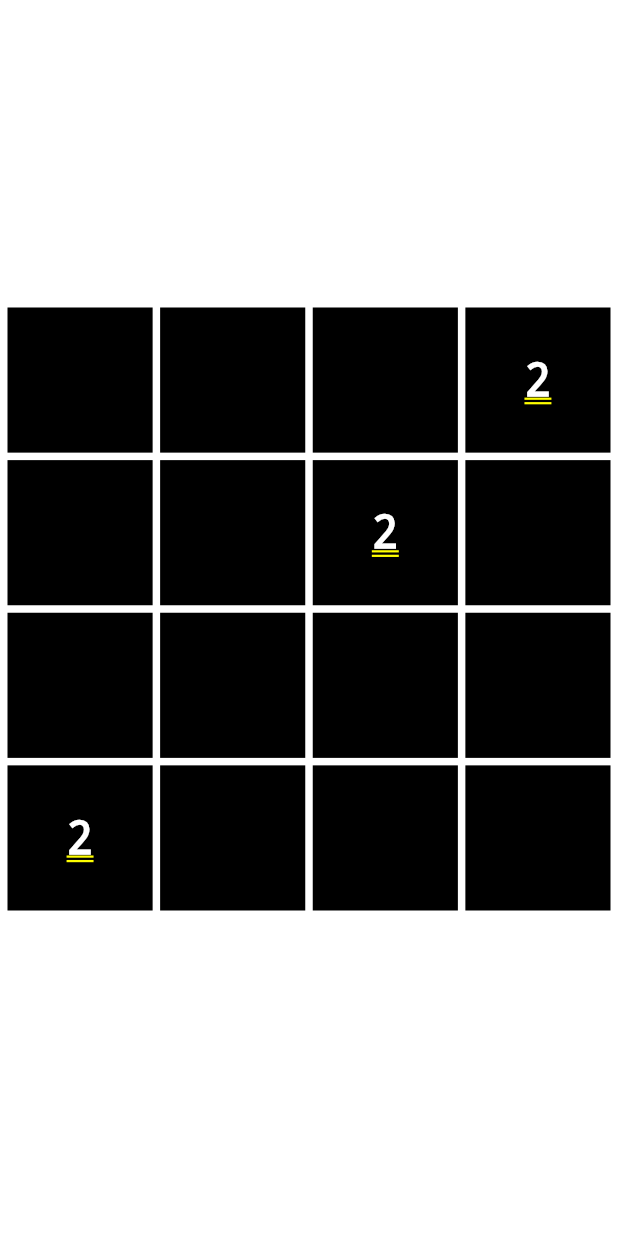
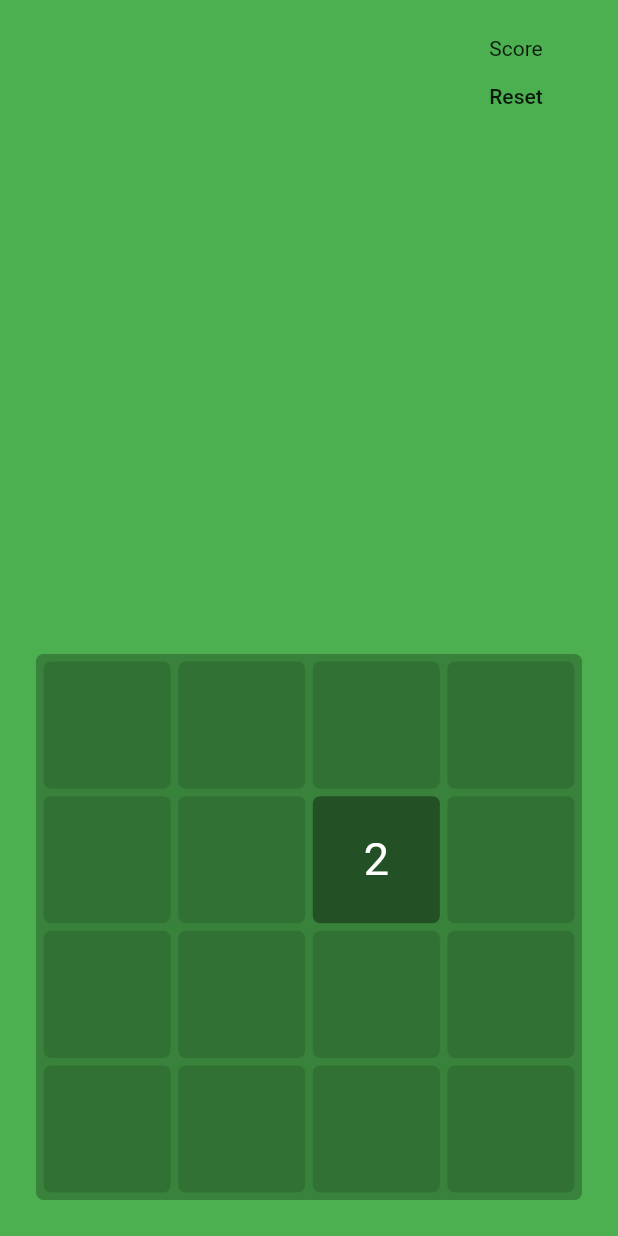
Before and after one commit to tranlinh265/game_2048, a Flutter app: the screen it shows after launch, on a phone screen of 412 x 824 dp. Run offline on Flutter 3.47's test engine with Material 2 defaults, Android fonts, the phone set to English and light mode, and no system bars; our stand-ins replace bloc, equatable, flutter_bloc.

Commit message:
change home layout

```diff
--- a/lib/bloc/flick_bloc.dart
+++ b/lib/bloc/flick_bloc.dart
@@ -4,17 +4,11 @@ import 'package:game_2048/game_data.dart';
 import './bloc.dart';
 
 class FlickBloc extends Bloc<FlickEvent, GameState> {
-  List<List<int>> _data = [
-    [0, 0, 0, 2],
-    [0, 0, 2, 0],
-    [0, 0, 0, 0],
-    [2, 0, 0, 0]
-  ];
 
   GameData _gameData = new GameData();
 
   @override
-  GameState get initialState => ReadyState(data: _data);
+  GameState get initialState => ReadyState(data: _gameData.randomNewList());
 
   @override
   Stream<GameState> mapEventToState(
--- a/lib/game.dart
+++ b/lib/game.dart
@@ -7,37 +7,60 @@ class GameScreen extends StatelessWidget {
 
   @override
   Widget build(BuildContext context) {
-    double _width = MediaQuery.of(context).size.width;
+    double _width = MediaQuery.of(context).size.width - 48;
 
-    return Column(
+    return Container(
+      margin: EdgeInsets.all(24.0),
+      child: Column(
+        mainAxisAlignment: MainAxisAlignment.end,
+        mainAxisSize: MainAxisSize.max,
         children: <Widget>[
-        Container(
-          height: 200,
+          Row(
+            mainAxisAlignment: MainAxisAlignment.end,
+            mainAxisSize: MainAxisSize.max,
+            children: <Widget>[
+              Expanded(
+                child: Container(),
               ),
-        Center(
-          child: Container(
-              padding: EdgeInsets.all(0),
-              width: _width,
-              height: _width,
-              color: Colors.white,
+              Column(children: <Widget>[
+                Text("Score"),
+                FlatButton(
+                  onPressed: () {},
+                  child: Text("Reset"),
+                )
+              ])
+            ],
+          ),
+          Expanded(
             child: GestureDetector(
               onHorizontalDragEnd: (DragEndDetails details) {
-                if (details.velocity.pixelsPerSecond.dx > 0) {
+                if (details.primaryVelocity > 0) {
                   print("left to right");
                   BlocProvider.of<FlickBloc>(context).add(FlickLeftToRight());
-                } else if (details.velocity.pixelsPerSecond.dx < 0) {
+                } else if (details.primaryVelocity < 0) {
                   print("right to left");
                   BlocProvider.of<FlickBloc>(context).add(FlickRightToLeft());
                 }
-              }, onVerticalDragEnd: (details) {
-                if (details.velocity.pixelsPerSecond.dy > 0) {
+              },
+              onVerticalDragEnd: (details) {
+                if (details.primaryVelocity > 0) {
                   print("top to btm");
                   BlocProvider.of<FlickBloc>(context).add(FlickTopToBottm());
-                } else if (details.velocity.pixelsPerSecond.dy < 0) {
+                } else if (details.primaryVelocity < 0) {
                   print("btm to top");
                   BlocProvider.of<FlickBloc>(context).add(FlickBottomToTop());
                 }
-              }, child: BlocBuilder<FlickBloc, GameState>(
+              },
+              child: Align(
+                alignment: Alignment.bottomCenter,
+                child: Container(
+                  decoration: BoxDecoration(
+                    borderRadius: BorderRadius.circular(5.0),
+                    color: Colors.black26,
+                  ),
+                  width: _width,
+                  height: _width,
+                  child: BlocBuilder<FlickBloc, GameState>(
                     builder: (context, state) {
                       if (state is ReadyState) {
                         return GridView.count(
@@ -47,15 +70,27 @@ class GameScreen extends StatelessWidget {
                           mainAxisSpacing: 5.0,
                           physics: NeverScrollableScrollPhysics(),
                           children: List.generate(16, (index) {
-                        int value = state.data[(index / 4).truncate().toInt()]
+                            int value =
+                                state.data[(index / 4).truncate().toInt()]
                                     [index % 4];
                             return Container(
-                          color: Colors.black,
+                              decoration: BoxDecoration(
+                                borderRadius: BorderRadius.circular(5.0),
+                                color: value == 0
+                                    ? Colors.black12
+                                    : value == 2
+                                        ? Colors.black38
+                                        : value == 4
+                                            ? Colors.black45
+                                            : value == 8
+                                                ? Colors.black54
+                                                : Colors.black87,
+                              ),
                               child: Center(
                                 child: Text(
                                   value != 0 ? '$value' : '',
-                              style:
-                                  TextStyle(fontSize: 30, color: Colors.white),
+                                  style: TextStyle(
+                                      fontSize: 30, color: Colors.white),
                                 ),
                               ),
                             );
@@ -67,75 +102,13 @@ class GameScreen extends StatelessWidget {
                       }
                       return Text("error");
                     },
-              ))),
+                  ),
+                ),
+              ),
+            ),
           ),
         ],
+      ),
     );
   }
 }
-// class GameScreen extends StatefulWidget {
-//   @override
-//   _GameScreenState createState() => _GameScreenState();
-// }
-
-// class _GameScreenState extends State<GameScreen> {
-//   double _width;
-
-//   @override
-//   Widget build(BuildContext context) {
-//     if (_width == null) {
-//       _width = MediaQuery.of(context).size.width;
-//     }
-
-//     return Column(
-//       children: <Widget>[
-//         Container(
-//           height: 200,
-//         ),
-//         Center(
-//           child: Container(
-//             padding: EdgeInsets.all(0),
-//             width: _width,
-//             height: _width,
-//             color: Colors.white,
-//             child: GestureDetector(
-//               onHorizontalDragEnd: (DragEndDetails details) {
-//                 if (details.velocity.pixelsPerSecond.dx > 0) {
-//                   print("left to right");
-//                 } else if (details.velocity.pixelsPerSecond.dx < 0) {
-//                   print("right to left");
-//                 }
-//               },
-//               onVerticalDragEnd: (details) {
-//                 if (details.velocity.pixelsPerSecond.dy > 0) {
-//                   print("top to btm");
-//                 } else if (details.velocity.pixelsPerSecond.dy < 0) {
-//                   print("btm to top");
-//                 }
-//               },
-//               child: GridView.count(
-//                 padding: EdgeInsets.all(5.0),
-//                 crossAxisCount: 4,
-//                 crossAxisSpacing: 5.0,
-//                 mainAxisSpacing: 5.0,
-//                 physics: NeverScrollableScrollPhysics(),
-//                 children: List.generate(16, (index) {
-//                   int value = data[(index / 4).truncate().toInt()][index % 4];
-//                   return Container(
-//                     color: Colors.black,
-//                     child: Center(
-//                       child: Text(
-//                         value != 0 ? '$value' : '',
-//                         style: TextStyle(fontSize: 30, color: Colors.white),
-//                       ),
-//                     ),
-//                   );
-//                 }),
-//               ),
-//             ),
-//           ),
-//         ),
-//       ],
-//     );
-//   }
-// }
--- a/lib/game_data.dart
+++ b/lib/game_data.dart
@@ -2,10 +2,23 @@ import 'dart:math';
 import 'bloc/flick_event.dart';
 
 class GameData {
-  List<List<int>> createEmptyList([int size = 4]) {
+  static const arraySize = 4;
+
+  List<List<int>> createEmptyList([int size = arraySize]) {
     return List.generate(size, (_) => List.filled(size, 0));
   }
 
+  List<List<int>> randomNewList([int size = arraySize]) {
+    List<List<int>> output = createEmptyList(size);
+
+    var ran = Random();
+    var i = ran.nextInt(size -1);
+    var j = ran.nextInt(size -1);
+
+    output[i][j] = 2;
+
+    return output;
+  }
   List<int> removeValueZeroInside(List<int> input) {
     List<int> arr = List.filled(input.length, 0);
     var position = arr.length - 1;
--- a/lib/main.dart
+++ b/lib/main.dart
@@ -14,10 +14,25 @@ class MyApp extends StatelessWidget {
       theme: ThemeData(
         primarySwatch: Colors.blue,
       ),
-      home: BlocProvider(
-        create: (context) => FlickBloc(),
-        child: GameScreen(),
+      home: Scaffold(
+        backgroundColor: Colors.green,
+        appBar: EmptyAppBar(),
+        body: BlocProvider(
+          create: (context) => FlickBloc(),
+          child: GameScreen(),
+        ),
       ),
     );
   }
 }
+
+class EmptyAppBar extends StatelessWidget implements PreferredSizeWidget {
+  @override
+  Widget build(BuildContext context) {
+    return Container();
+  }
+
+  @override
+  Size get preferredSize => Size(0.0,0.0);
+
+}
```
Lines whose indentation alone changed are shown as unchanged.
